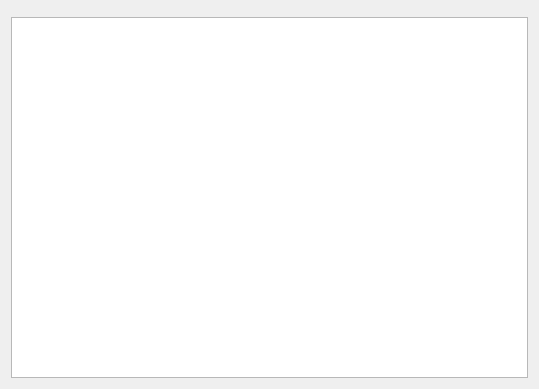
This is Code/Gui/MITK/Modules/niftkIGIGui/ToolsGui/QmitkIGITrackerToolGui.ui in NifTK/NifTK as Qt 5 draws it before an edit. The edited form follows.
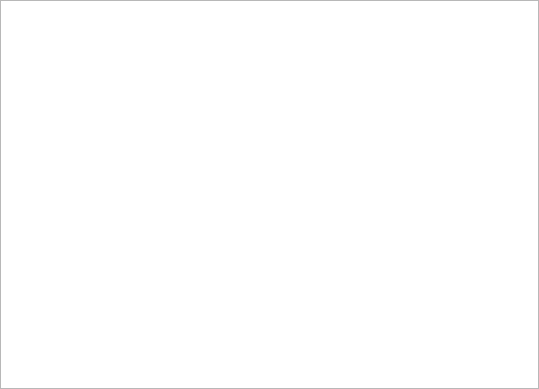
This is the edited form. Custom widgets are drawn as their Qt base class.

Commit message: Bug #1946: Tweak layout for aesthetics

The edit to the form file:
```diff
--- a/Code/Gui/MITK/Modules/niftkIGIGui/ToolsGui/QmitkIGITrackerToolGui.ui
+++ b/Code/Gui/MITK/Modules/niftkIGIGui/ToolsGui/QmitkIGITrackerToolGui.ui
@@ -14,6 +14,12 @@
    <string>Form</string>
   </property>
   <layout class="QVBoxLayout" name="verticalLayout">
+   <property name="spacing">
+    <number>0</number>
+   </property>
+   <property name="margin">
+    <number>0</number>
+   </property>
    <item>
     <widget class="TrackerControlsWidget" name="m_TrackerControlsWidget" native="true"/>
    </item>
```
The commit also changes 4 other files.
